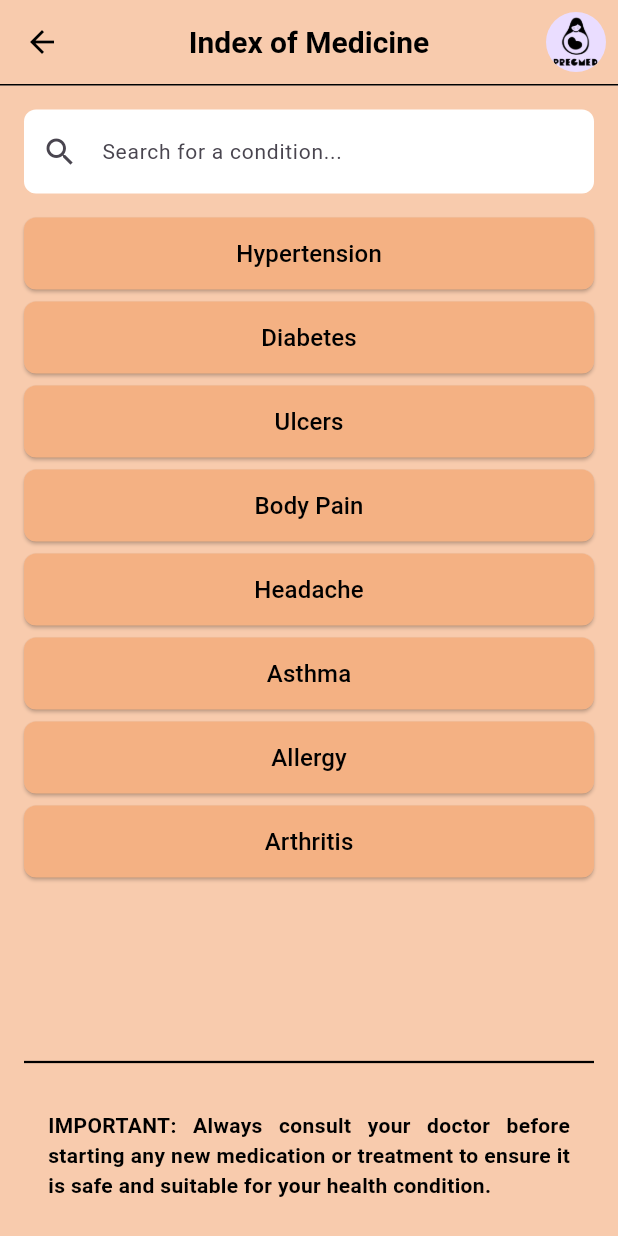
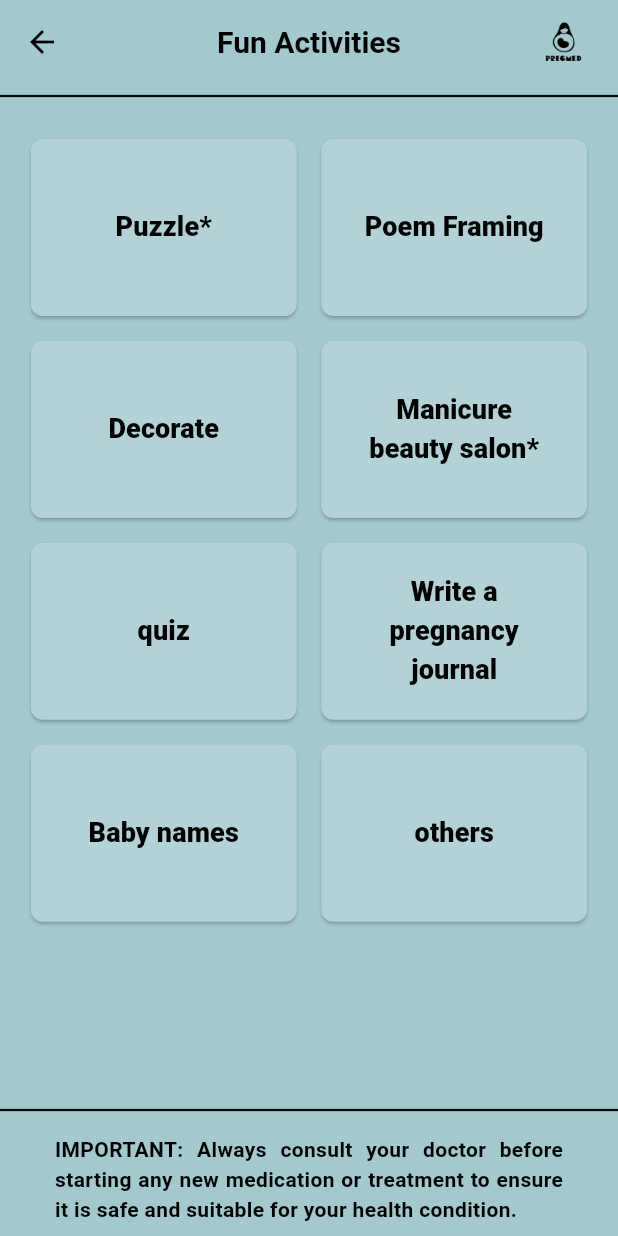
Before and after one commit to Jay2127-prajapati/pregmed, a Flutter app: the HomeScreen screen opened directly, after a tap on "Fun activities", on a phone screen of 412 x 824 dp. Run offline on Flutter 3.47's test engine with Material 3 defaults, Android fonts, the phone set to English and light mode, and no system bars; our stand-ins replace image_picker.

Commit message:
third commit

```diff
--- a/lib/Authentication/login_screen.dart
+++ b/lib/Authentication/login_screen.dart
@@ -17,6 +17,7 @@ class _LoginScreenState extends State<LoginScreen> with SingleTickerProviderStat
 
   bool _isEmailValid = true;
   bool _isPasswordValid = true;
+  bool _isLoginAttempted = false; // Track if login attempt has been made
   late AnimationController _animationController;
   late Animation<double> _animation;
 
@@ -44,6 +45,7 @@ class _LoginScreenState extends State<LoginScreen> with SingleTickerProviderStat
     setState(() {
       _isEmailValid = _emailController.text.contains('@');
       _isPasswordValid = _passwordController.text.isNotEmpty;
+      _isLoginAttempted = true; // Indicate that login attempt has been made
     });
 
     if (_isEmailValid && _isPasswordValid) {
@@ -108,7 +110,7 @@ class _LoginScreenState extends State<LoginScreen> with SingleTickerProviderStat
                                   borderRadius: BorderRadius.circular(10),
                                   borderSide: BorderSide(color: _emailFocusNode.hasFocus ? Colors.green : Colors.black),
                                 ),
-                                errorText: _isEmailValid ? null : 'Invalid Email',
+                                errorText: _isLoginAttempted && !_isEmailValid ? 'Invalid Email' : null,
                                 errorBorder: OutlineInputBorder(
                                   borderRadius: BorderRadius.circular(10),
                                   borderSide: const BorderSide(color: Colors.red),
@@ -135,7 +137,7 @@ class _LoginScreenState extends State<LoginScreen> with SingleTickerProviderStat
                                   borderRadius: BorderRadius.circular(10),
                                   borderSide: BorderSide(color: _passwordFocusNode.hasFocus ? Colors.green : Colors.black),
                                 ),
-                                errorText: _isPasswordValid ? null : 'Incorrect Password',
+                                errorText: _isLoginAttempted && !_isPasswordValid ? 'Incorrect Password' : null,
                                 errorBorder: OutlineInputBorder(
                                   borderRadius: BorderRadius.circular(10),
                                   borderSide: const BorderSide(color: Colors.red),
--- /dev/null
+++ b/lib/Home/fun_activities_screen.dart
@@ -0,0 +1,131 @@
+import 'package:flutter/material.dart';
+import 'package:pregmed_project/Components/ImportantNote.dart';
+
+class FunActivitiesScreen extends StatefulWidget {
+  const FunActivitiesScreen({super.key});
+
+  @override
+  State<FunActivitiesScreen> createState() => _FunActivitiesScreenState();
+}
+
+class _FunActivitiesScreenState extends State<FunActivitiesScreen> {
+  @override
+  Widget build(BuildContext context) {
+    // Get the screen size
+    final size = MediaQuery.of(context).size;
+    final isLandscape = MediaQuery.of(context).orientation == Orientation.landscape;
+
+    return Scaffold(
+      backgroundColor: const Color(0xFFA2C9CE), // Background color for the whole screen
+      body: Column(
+        children: [
+          // AppBar
+          Container(
+            color: Colors.transparent, // Ensure the AppBar background is transparent
+            child: AppBar(
+              backgroundColor: Colors.transparent,
+              elevation: 0, // Remove the default shadow
+              leading: IconButton(
+                icon: const Icon(Icons.arrow_back, color: Colors.black),
+                onPressed: () {
+                  Navigator.of(context).pop();
+                },
+              ),
+              title: Container(
+                alignment: Alignment.center,
+                child: const Text(
+                  'Fun Activities',
+                  style: TextStyle(
+                    color: Colors.black,
+                    fontWeight: FontWeight.bold,
+                    fontSize: 20, // Adjust as needed
+                  ),
+                ),
+              ),
+              actions: [
+                Padding(
+                  padding: const EdgeInsets.only(right: 16.0),
+                  child: CircleAvatar(
+                    backgroundColor: Colors.transparent,
+                    radius: 20,
+                    child: Image.asset('assets/img/pregmed_logo.png'),
+                  ),
+                ),
+              ],
+            ),
+          ),
+          // Divider to separate AppBar from the body
+          Divider(
+            color: Colors.black,
+            thickness: 1.5, // Width of the divider
+          ),
+          // Main content
+          Expanded(
+            child: Padding(
+              padding: EdgeInsets.all(size.width * 0.05), // Responsive padding
+              child: GridView.builder(
+                gridDelegate: SliverGridDelegateWithFixedCrossAxisCount(
+                  crossAxisCount: isLandscape ? 3 : 2, // Adjust column count based on orientation
+                  crossAxisSpacing: size.width * 0.04, // Responsive horizontal spacing
+                  mainAxisSpacing: size.height * 0.02, // Responsive vertical spacing
+                  childAspectRatio: isLandscape ? 2.5 : 1.5, // Adjust aspect ratio based on orientation
+                ),
+                itemCount: 8, // Number of items (buttons) in the grid
+                itemBuilder: (context, index) {
+                  // Button texts for each grid item
+                  final buttonTexts = [
+                    'Puzzle*',
+                    'Poem Framing',
+                    'Decorate',
+                    'Manicure beauty salon*',
+                    'quiz',
+                    'Write a pregnancy journal',
+                    'Baby names',
+                    'others ',
+                  ];
+
+                  return _buildButton(buttonTexts[index]);
+                },
+              ),
+            ),
+          ),
+          // Divider above the NextPage widget
+          Divider(
+            color: Colors.black,
+            thickness: 1.5, // Width of the divider
+          ),
+          // ImportantNote widget
+          SizedBox(
+            width: size.width * 0.9, // Responsive width
+            child: const ImportantNote(),
+          ),
+        ],
+      ),
+    );
+  }
+
+  Widget _buildButton(String text) {
+    return ElevatedButton(
+      style: ElevatedButton.styleFrom(
+        backgroundColor: const Color(0xFFB3D2D7), // Button background color
+        foregroundColor: Colors.black, // Text color
+        minimumSize: Size(double.infinity, 80), // Increased button height
+        shape: RoundedRectangleBorder(
+          borderRadius: BorderRadius.circular(8.0), // Rounded corners
+        ),
+      ),
+      onPressed: () {
+        // Handle button press
+      },
+      child: Text(
+        text,
+        textAlign: TextAlign.center,
+        style: const TextStyle(
+          color: Colors.black, // Text color
+          fontWeight: FontWeight.w900, // Very bold text
+          fontSize: 18, // Increased font size
+        ),
+      ),
+    );
+  }
+}
--- a/lib/Home/home_screen.dart
+++ b/lib/Home/home_screen.dart
@@ -1,9 +1,12 @@
-// ignore_for_file: unused_local_variable
-
 import 'package:flutter/material.dart';
 import 'package:pregmed_project/Components/ImportantNote.dart';
+import 'package:pregmed_project/Home/diet_nutrition.dart';
+import 'package:pregmed_project/Home/exercise_yoga.dart';
+import 'package:pregmed_project/Home/fun_activities_screen.dart';
+import 'package:pregmed_project/Home/guides_screen.dart';
 import 'package:pregmed_project/Home/literatures_articals_screen.dart';
 import 'package:pregmed_project/Home/medicines_screen.dart';
+import 'package:pregmed_project/Home/faq_screen.dart'; // Import the FaqScreen
 
 class HomeScreen extends StatefulWidget {
   const HomeScreen({super.key});
@@ -34,6 +37,7 @@ class _HomeScreenState extends State<HomeScreen> {
   @override
   Widget build(BuildContext context) {
     final screenWidth = MediaQuery.of(context).size.width;
+    // ignore: unused_local_variable
     final screenHeight = MediaQuery.of(context).size.height;
 
     return Scaffold(
@@ -63,14 +67,28 @@ class _HomeScreenState extends State<HomeScreen> {
           padding: const EdgeInsets.all(8.0), // Adjusted padding for better responsiveness
           child: Image.asset('assets/img/pregmed_logo.png'), // Replace with your logo asset
         ),
-        actions: const [
+        actions: [
           Padding(
-            padding: EdgeInsets.all(8.0),
-            child: CircleAvatar(
-              backgroundImage: AssetImage('assets/img/pregmed_logo.png'),
+            padding: const EdgeInsets.all(8.0),
+            child: Container(
+              width: 40.0, // Width of the Container
+              height: 40.0, // Height of the Container
+              decoration: BoxDecoration(
+                shape: BoxShape.circle,
+                color: Colors.transparent, // Transparent background
+                border: Border.all(
+                    color: Colors.black, width: 2.0), // Black outline
+              ),
+              child: CircleAvatar(
+                backgroundColor: Colors.transparent, // Transparent background
+                radius: 20, // Radius of the CircleAvatar
+                child: Image.asset(
+                    'assets/img/pregmed_logo.png'), // App logo image
+              ),
             ),
           ),
         ],
+
         bottom: PreferredSize(
           preferredSize: const Size.fromHeight(1),
           child: Container(
@@ -105,17 +123,17 @@ class _HomeScreenState extends State<HomeScreen> {
                 mainAxisAlignment: MainAxisAlignment.center,
                 crossAxisAlignment: CrossAxisAlignment.stretch,
                 children: [
-                  _buildButton('Index of Medicines', () => navigateToScreen(MedicinesScreen())),
+                  _buildButton('Index of Medicines', () => navigateToScreen(const MedicinesScreen())),
                   const SizedBox(height: 16), // Space between buttons
-                  _buildButton('Literatures & Articles', () => navigateToScreen(LiteraturesArticalsScreen())),
+                  _buildButton('Literatures & Articles', () => navigateToScreen(const LiteraturesArticalsScreen())),
                   const SizedBox(height: 16), // Space between buttons
-                  _buildButton('Exercise & Yoga', () => navigateToScreen(MedicinesScreen())),
+                  _buildButton('Exercise & Yoga', () => navigateToScreen(const ExerciseYoga())),
                   const SizedBox(height: 16), // Space between buttons
-                  _buildButton('Diet & Nutrition', () => navigateToScreen(MedicinesScreen())),
+                  _buildButton('Diet & Nutrition', () => navigateToScreen(const DietNutrition())),
                   const SizedBox(height: 16), // Space between buttons
-                  _buildButton('Fun activities', () => navigateToScreen(MedicinesScreen())),
+                  _buildButton('Fun activities', () => navigateToScreen(const FunActivitiesScreen())),
                   const SizedBox(height: 16), // Space between buttons
-                  _buildButton('Guides', () => navigateToScreen(MedicinesScreen())),
+                  _buildButton('Guides', () => navigateToScreen(const GuidesScreen())),
                   const SizedBox(height: 32), // Space before icon buttons
 
                   // Horizontal Icon Buttons
@@ -123,12 +141,12 @@ class _HomeScreenState extends State<HomeScreen> {
                     mainAxisAlignment: MainAxisAlignment.spaceAround,
                     children: [
                       _buildIconButton(Icons.help_outline_sharp, 'FAQ', () {
-                        // Action for FAQ button
+                        navigateToScreen(const FaqScreen()); // Navigate to FAQ screen
                       }),
-                      _buildIconButton(Icons.chat_bubble_outline, 'Start Chat...', () {
+                      _buildIconButton(Icons.chat_outlined, 'Start Chat...', () {
                         // Action for Start Chat button
                       }),
-                      _buildIconButton(Icons.feedback_outlined, 'Feedback', () {
+                      _buildIconButton(Icons.feedback_rounded, 'Feedback', () {
                         // Action for Feedback button
                       }),
                     ],
--- a/lib/Home/medicines_screen.dart
+++ b/lib/Home/medicines_screen.dart
@@ -64,13 +64,14 @@ class _MedicinesScreenState extends State<MedicinesScreen> {
         actions: [
           Padding(
             padding: EdgeInsets.all(isLargeScreen ? 16.0 : 8.0),
-            child: CircleAvatar(
+            child: const CircleAvatar(
+              backgroundColor: Colors.transparent,
               backgroundImage: AssetImage('assets/img/pregmed_logo.png'), // Replace with your logo asset
             ),
           ),
         ],
         bottom: PreferredSize(
-          preferredSize: Size.fromHeight(1),
+          preferredSize: const Size.fromHeight(1),
           child: Container(
             color: Colors.black, // Divider color
             height: 1,
--- a/lib/splash_screen.dart
+++ b/lib/splash_screen.dart
@@ -2,6 +2,7 @@ import 'package:flutter/material.dart';
 import 'dart:async';
 
 import 'package:pregmed_project/Authentication/login_screen.dart';
+// import 'package:pregmed_project/Home/home_screen.dart';
 
 class SplashScreen extends StatefulWidget {
   const SplashScreen({super.key});
@@ -17,6 +18,7 @@ class _SplashScreenState extends State<SplashScreen> {
     Timer(const Duration(seconds: 4), () {
       Navigator.pushReplacement(
         context,
+        // MaterialPageRoute(builder: (context) => const HomeScreen()),
         MaterialPageRoute(builder: (context) => const LoginScreen()),
       );
     });
```
Also changed, not shown: lib/Components/image_picker_widget.dart (added, +70 -0 lines), lib/Components/text_field_widget.dart (added, +47 -0 lines), lib/Home/diet_nutrition.dart (added, +111 -0 lines), lib/Home/exercise_yoga.dart (added, +129 -0 lines), lib/Home/faq_screen.dart (added, +56 -0 lines), lib/Home/guides_screen.dart (added, +112 -0 lines), lib/Home/literatures_articals_screen.dart (+7 -6 lines).
